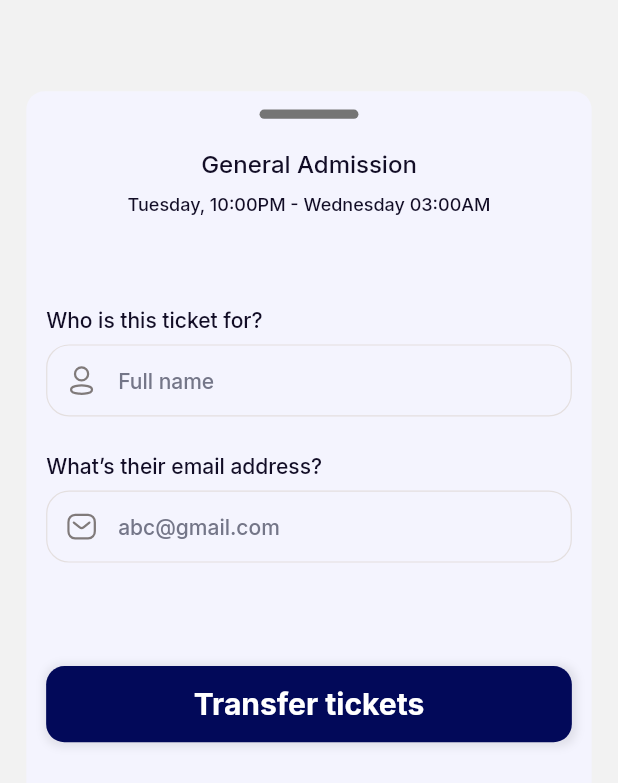
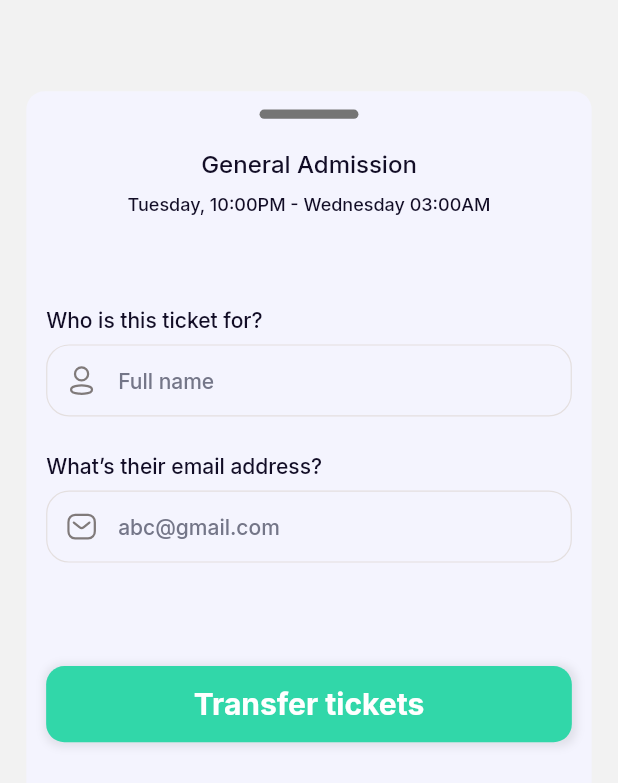
Before and after one commit to puneetkumar01/sambanew-main, a Flutter app: the ContactOrganizer screen opened directly, on a phone screen of 412 x 824 dp. Shown: the top 783 px of the screen. Run offline on Flutter 3.47's test engine with Material 3 defaults, Android fonts, the phone set to English and light mode, and no system bars; our stand-ins replace cached_network_image, carousel_slider, dio, dots_indicator, flutter_screenutil, flutter_slidable and 10 more; missing offline and left inert: webview_flutter_wkwebview; accounts and stored records are empty; network calls fail; project files that could hold a hidden picture were left out.

Commit message:
change icon

```diff
--- a/lib/theme/apptheme.dart
+++ b/lib/theme/apptheme.dart
@@ -3,7 +3,7 @@ import 'package:flutter/material.dart';
 
 class AppTheme {
   static Color whiteBackgroundColor = const Color.fromRGBO(255, 255, 255, 1);
-  static Color primaryColor = const Color.fromARGB(255, 2, 9, 89); //const Color.fromRGBO(59, 211, 169, 1);
+  static Color primaryColor = const Color.fromARGB(255, 49, 215, 169); //const Color.fromRGBO(59, 211, 169, 1);
   static Color lightprimaryColor =const Color.fromARGB(255, 179, 184, 243);// Color.fromARGB(255, 214, 174, 251); // Color(0xFF31D7A9).withOpacity(0.15);//Color(0xFF31D7A9).withOpacity(0.15);
   static Color lightTextColor = const Color.fromRGBO(116, 118, 136, 1);
   static Color darkTextColor = const Color.fromRGBO(18, 13, 38, 1);
--- a/lib/util/app_urls.dart
+++ b/lib/util/app_urls.dart
@@ -1,5 +1,5 @@
 class AppUrls {
-  static const String appName = 'TicketerRama';
+  static const String appName = 'Ticketer';
   static const double appVersion = 1.0;
   static const String baseUrl = 'https://apifrontv2.ticketer.sg';
   static const String baseLoginUrl = 'https://apiloginv2.ticketer.sg';
```
Also changed, not shown: assets/images/aa.jpeg, assets/images/appicon.jpeg, assets/images/logo.png, assets/images/newappicon.png, assets/images/ticketer.png.
